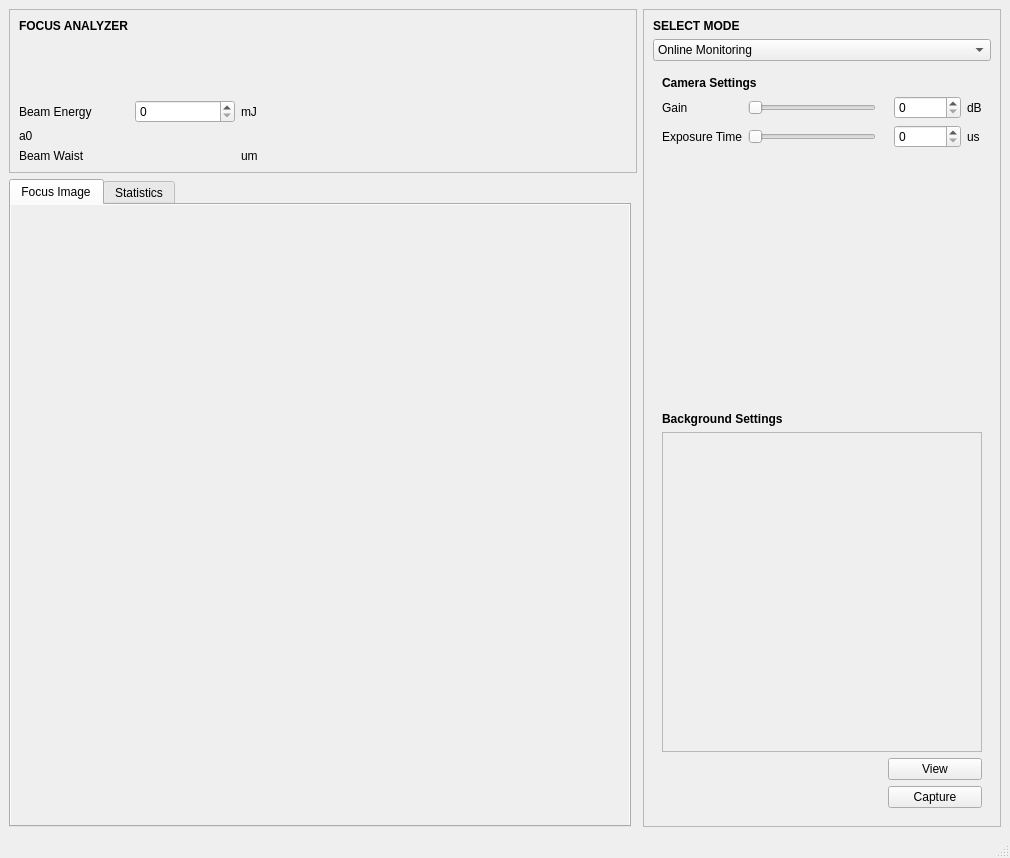
This is FocusDiagnostics/focusdiagnosticsmainwindow.ui in dungducphan/TauExperimentDataAnalyzer as Qt 5 draws it before an edit. The edited form follows.
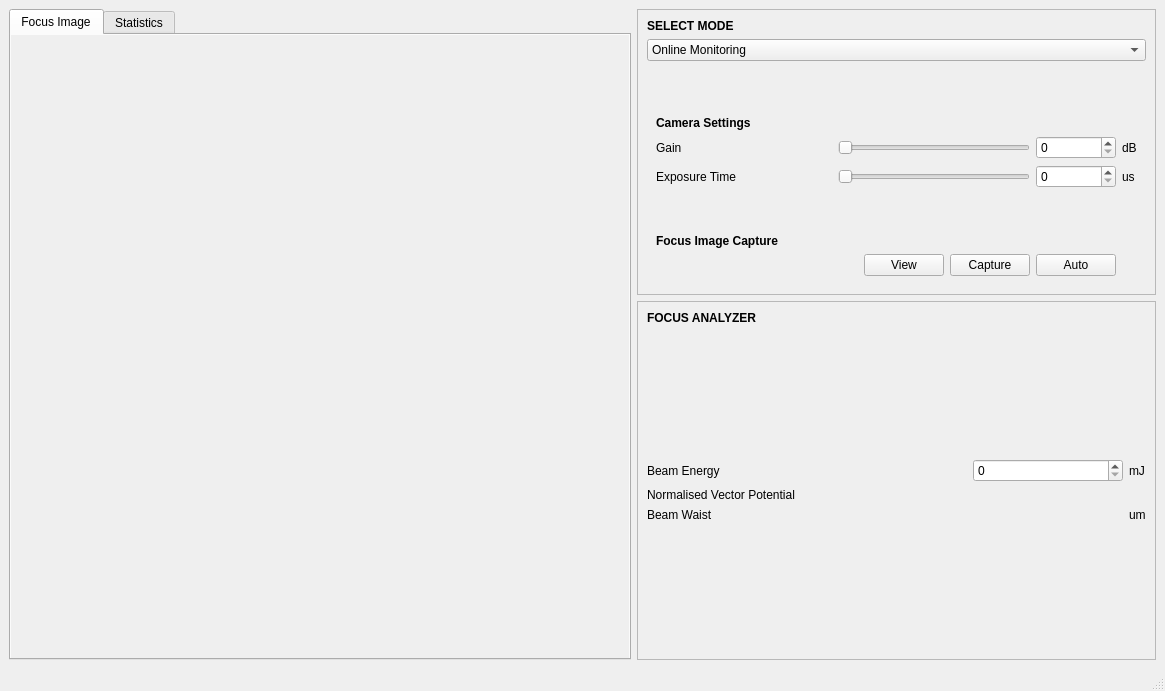
This is the edited form.

Diff of the .ui file:
```diff
--- a/FocusDiagnostics/focusdiagnosticsmainwindow.ui
+++ b/FocusDiagnostics/focusdiagnosticsmainwindow.ui
@@ -6,8 +6,8 @@
    <rect>
     <x>0</x>
     <y>0</y>
-    <width>1010</width>
-    <height>858</height>
+    <width>1165</width>
+    <height>691</height>
    </rect>
   </property>
   <property name="sizePolicy">
@@ -66,82 +66,44 @@
          </property>
         </widget>
        </item>
-       <item row="1" column="2">
-        <widget class="QComboBox" name="combobox_MODE">
-         <property name="minimumSize">
-          <size>
-           <width>200</width>
-           <height>0</height>
-          </size>
-         </property>
-         <item>
-          <property name="text">
-           <string>Online Monitoring</string>
-          </property>
-         </item>
-         <item>
-          <property name="text">
-           <string>Offline Analysis</string>
-          </property>
-         </item>
-        </widget>
-       </item>
-       <item row="3" column="2">
+       <item row="4" column="2">
         <widget class="QStackedWidget" name="stackedWidget">
          <property name="currentIndex">
           <number>0</number>
          </property>
          <widget class="QWidget" name="page_ONLINE_MONITORING">
           <layout class="QGridLayout" name="gridLayout_2">
-           <item row="0" column="0" colspan="6">
-            <widget class="QLabel" name="label">
-             <property name="font">
-              <font>
-               <bold>true</bold>
-              </font>
+           <item row="1" column="0">
+            <widget class="QLabel" name="label_2">
+             <property name="minimumSize">
+              <size>
+               <width>0</width>
+               <height>0</height>
+              </size>
              </property>
              <property name="text">
-              <string>Camera Settings</string>
+              <string>Gain</string>
              </property>
             </widget>
            </item>
-           <item row="5" column="0" colspan="6">
-            <widget class="QFrame" name="frame_LIVE_BKGD_IMAGE">
-             <property name="frameShape">
-              <enum>QFrame::StyledPanel</enum>
+           <item row="7" column="5">
+            <widget class="QPushButton" name="button_FOCUS_IMAGE_AUTO_CAPTURE">
+             <property name="text">
+              <string>Auto</string>
              </property>
-             <property name="frameShadow">
-              <enum>QFrame::Raised</enum>
-             </property>
-             <layout class="QGridLayout" name="gridLayout_4">
-              <item row="0" column="0">
-               <widget class="QWidget" name="widget_LIVE_BKGD_IMAGE" native="true">
-                <property name="minimumSize">
-                 <size>
-                  <width>300</width>
-                  <height>300</height>
-                 </size>
-                </property>
-                <property name="maximumSize">
-                 <size>
-                  <width>400</width>
-                  <height>400</height>
-                 </size>
-                </property>
-               </widget>
-              </item>
-             </layout>
             </widget>
            </item>
-           <item row="4" column="0" colspan="6">
-            <widget class="QLabel" name="label_5">
-             <property name="font">
-              <font>
-               <bold>true</bold>
-              </font>
+           <item row="7" column="4">
+            <widget class="QPushButton" name="button_FOCUS_IMAGE_CAPTURE">
+             <property name="text">
+              <string>Capture</string>
              </property>
+            </widget>
+           </item>
+           <item row="2" column="6">
+            <widget class="QLabel" name="label_4">
              <property name="text">
-              <string>Background Settings</string>
+              <string>us</string>
              </property>
             </widget>
            </item>
@@ -158,159 +120,131 @@
              </property>
             </widget>
            </item>
-           <item row="6" column="3" colspan="3">
-            <widget class="QPushButton" name="button_VIEW_BKGD">
+           <item row="7" column="3">
+            <widget class="QPushButton" name="button_FOCUS_IMAGE_VIEW">
              <property name="text">
               <string>View</string>
              </property>
             </widget>
            </item>
+           <item row="1" column="1">
+            <spacer name="horizontalSpacer">
+             <property name="orientation">
+              <enum>Qt::Horizontal</enum>
+             </property>
+             <property name="sizeHint" stdset="0">
+              <size>
+               <width>40</width>
+               <height>20</height>
+              </size>
+             </property>
+            </spacer>
+           </item>
            <item row="2" column="1">
-            <widget class="QSlider" name="slider_EXPOSURE_TIME">
-             <property name="maximum">
-              <number>10000000</number>
-             </property>
-             <property name="tracking">
-              <bool>false</bool>
-             </property>
+            <spacer name="horizontalSpacer_4">
              <property name="orientation">
               <enum>Qt::Horizontal</enum>
              </property>
-            </widget>
+             <property name="sizeHint" stdset="0">
+              <size>
+               <width>40</width>
+               <height>20</height>
+              </size>
+             </property>
+            </spacer>
            </item>
            <item row="2" column="5">
-            <widget class="QLabel" name="label_4">
-             <property name="text">
-              <string>us</string>
-             </property>
-            </widget>
-           </item>
-           <item row="7" column="3" colspan="3">
-            <widget class="QPushButton" name="pushButton_CAPTURE_BKGD">
-             <property name="text">
-              <string>Capture</string>
-             </property>
-            </widget>
-           </item>
-           <item row="1" column="1">
-            <widget class="QSlider" name="slider_GAIN">
+            <widget class="QSpinBox" name="spinbox_EXPOSURE_TIME">
              <property name="maximum">
-              <number>100</number>
-             </property>
-             <property name="singleStep">
-              <number>1</number>
-             </property>
-             <property name="tracking">
-              <bool>false</bool>
-             </property>
-             <property name="orientation">
-              <enum>Qt::Horizontal</enum>
+              <number>10000000</number>
              </property>
             </widget>
            </item>
-           <item row="3" column="0">
-            <spacer name="verticalSpacer_2">
-             <property name="orientation">
-              <enum>Qt::Vertical</enum>
-             </property>
-             <property name="sizeHint" stdset="0">
-              <size>
-               <width>20</width>
-               <height>40</height>
-              </size>
-             </property>
-            </spacer>
-           </item>
-           <item row="1" column="0">
-            <widget class="QLabel" name="label_2">
-             <property name="minimumSize">
-              <size>
-               <width>0</width>
-               <height>0</height>
-              </size>
+           <item row="6" column="0">
+            <widget class="QLabel" name="label_18">
+             <property name="font">
+              <font>
+               <bold>true</bold>
+              </font>
              </property>
              <property name="text">
-              <string>Gain</string>
+              <string>Focus Image Capture</string>
              </property>
             </widget>
            </item>
-           <item row="1" column="5">
+           <item row="1" column="6">
             <widget class="QLabel" name="label_6">
              <property name="text">
               <string>dB</string>
              </property>
             </widget>
            </item>
-           <item row="1" column="4">
+           <item row="1" column="5">
             <widget class="QSpinBox" name="spinbox_GAIN">
              <property name="maximum">
               <number>100</number>
              </property>
             </widget>
            </item>
-           <item row="2" column="4">
-            <widget class="QSpinBox" name="spinbox_EXPOSURE_TIME">
+           <item row="0" column="0" colspan="7">
+            <widget class="QLabel" name="label">
+             <property name="font">
+              <font>
+               <bold>true</bold>
+              </font>
+             </property>
+             <property name="text">
+              <string>Camera Settings</string>
+             </property>
+            </widget>
+           </item>
+           <item row="3" column="2">
+            <spacer name="verticalSpacer_5">
+             <property name="orientation">
+              <enum>Qt::Vertical</enum>
+             </property>
+             <property name="sizeHint" stdset="0">
+              <size>
+               <width>20</width>
+               <height>40</height>
+              </size>
+             </property>
+            </spacer>
+           </item>
+           <item row="1" column="2" colspan="3">
+            <widget class="QSlider" name="slider_GAIN">
+             <property name="maximum">
+              <number>100</number>
+             </property>
+             <property name="singleStep">
+              <number>1</number>
+             </property>
+             <property name="tracking">
+              <bool>false</bool>
+             </property>
+             <property name="orientation">
+              <enum>Qt::Horizontal</enum>
+             </property>
+            </widget>
+           </item>
+           <item row="2" column="2" colspan="3">
+            <widget class="QSlider" name="slider_EXPOSURE_TIME">
              <property name="maximum">
               <number>10000000</number>
              </property>
+             <property name="tracking">
+              <bool>false</bool>
+             </property>
+             <property name="orientation">
+              <enum>Qt::Horizontal</enum>
+             </property>
             </widget>
            </item>
           </layout>
          </widget>
          <widget class="QWidget" name="page_OFFLINE_ANALYSIS">
           <layout class="QGridLayout" name="gridLayout_7">
-           <item row="6" column="2">
-            <widget class="QPushButton" name="pushButton_4">
-             <property name="minimumSize">
-              <size>
-               <width>110</width>
-               <height>0</height>
-              </size>
-             </property>
-             <property name="maximumSize">
-              <size>
-               <width>110</width>
-               <height>16777215</height>
-              </size>
-             </property>
-             <property name="text">
-              <string>Select File</string>
-             </property>
-            </widget>
-           </item>
            <item row="1" column="0">
-            <widget class="QLabel" name="label_12">
-             <property name="text">
-              <string>Focus Image File</string>
-             </property>
-            </widget>
-           </item>
-           <item row="6" column="0" colspan="2">
-            <spacer name="horizontalSpacer">
-             <property name="orientation">
-              <enum>Qt::Horizontal</enum>
-             </property>
-             <property name="sizeHint" stdset="0">
-              <size>
-               <width>40</width>
-               <height>20</height>
-              </size>
-             </property>
-            </spacer>
-           </item>
-           <item row="4" column="0">
-            <widget class="QLabel" name="label_11">
-             <property name="font">
-              <font>
-               <bold>true</bold>
-              </font>
-             </property>
-             <property name="text">
-              <string>Background Settings</string>
-             </property>
-            </widget>
-           </item>
-           <item row="0" column="0">
             <widget class="QLabel" name="label_7">
              <property name="font">
               <font>
@@ -322,75 +256,214 @@
              </property>
             </widget>
            </item>
-           <item row="2" column="2">
+           <item row="2" column="0">
+            <widget class="QLabel" name="label_12">
+             <property name="text">
+              <string>Focus Image File</string>
+             </property>
+            </widget>
+           </item>
+           <item row="3" column="2">
             <widget class="QToolButton" name="button_FOCUS_IMAGE_FILE_SELECT">
              <property name="text">
               <string>...</string>
              </property>
             </widget>
            </item>
-           <item row="5" column="0" colspan="3">
-            <widget class="QFrame" name="frame_FROMFILE_BKGD_IMAGE">
-             <property name="frameShape">
-              <enum>QFrame::StyledPanel</enum>
-             </property>
-             <property name="frameShadow">
-              <enum>QFrame::Raised</enum>
-             </property>
-             <layout class="QGridLayout" name="gridLayout_8">
-              <item row="0" column="0">
-               <widget class="QWidget" name="widget_FROMFILE_BKGD_IMAGE" native="true">
-                <property name="minimumSize">
-                 <size>
-                  <width>290</width>
-                  <height>290</height>
-                 </size>
-                </property>
-                <property name="maximumSize">
-                 <size>
-                  <width>400</width>
-                  <height>400</height>
-                 </size>
-                </property>
-               </widget>
-              </item>
-             </layout>
-            </widget>
-           </item>
-           <item row="3" column="0">
-            <spacer name="verticalSpacer_3">
-             <property name="orientation">
-              <enum>Qt::Vertical</enum>
-             </property>
-             <property name="sizeHint" stdset="0">
-              <size>
-               <width>20</width>
-               <height>40</height>
-              </size>
-             </property>
-            </spacer>
-           </item>
-           <item row="2" column="0" colspan="2">
+           <item row="3" column="0" colspan="2">
             <widget class="QLineEdit" name="lineedit_FOCUS_IMAGE_FILENAME"/>
            </item>
-           <item row="7" column="0" colspan="3">
-            <widget class="QWidget" name="widget_DUMMY_FILLER" native="true">
-             <property name="minimumSize">
+           <item row="0" column="0">
+            <spacer name="verticalSpacer_2">
+             <property name="orientation">
+              <enum>Qt::Vertical</enum>
+             </property>
+             <property name="sizeHint" stdset="0">
               <size>
-               <width>122</width>
-               <height>25</height>
+               <width>20</width>
+               <height>40</height>
               </size>
              </property>
-            </widget>
+            </spacer>
            </item>
           </layout>
          </widget>
         </widget>
        </item>
+       <item row="2" column="2">
+        <spacer name="verticalSpacer_4">
+         <property name="orientation">
+          <enum>Qt::Vertical</enum>
+         </property>
+         <property name="sizeHint" stdset="0">
+          <size>
+           <width>20</width>
+           <height>40</height>
+          </size>
+         </property>
+        </spacer>
+       </item>
+       <item row="1" column="2">
+        <widget class="QComboBox" name="combobox_MODE">
+         <property name="minimumSize">
+          <size>
+           <width>100</width>
+           <height>0</height>
+          </size>
+         </property>
+         <item>
+          <property name="text">
+           <string>Online Monitoring</string>
+          </property>
+         </item>
+         <item>
+          <property name="text">
+           <string>Offline Analysis</string>
+          </property>
+         </item>
+        </widget>
+       </item>
       </layout>
      </widget>
     </item>
-    <item row="1" column="0">
+    <item row="2" column="3">
+     <widget class="QFrame" name="frame_2">
+      <property name="frameShape">
+       <enum>QFrame::StyledPanel</enum>
+      </property>
+      <property name="frameShadow">
+       <enum>QFrame::Raised</enum>
+      </property>
+      <layout class="QGridLayout" name="gridLayout_6">
+       <item row="4" column="0">
+        <widget class="QLabel" name="label_9">
+         <property name="text">
+          <string>Beam Waist</string>
+         </property>
+        </widget>
+       </item>
+       <item row="3" column="2">
+        <widget class="QLabel" name="label_15">
+         <property name="minimumSize">
+          <size>
+           <width>100</width>
+           <height>0</height>
+          </size>
+         </property>
+         <property name="text">
+          <string/>
+         </property>
+         <property name="alignment">
+          <set>Qt::AlignLeading|Qt::AlignLeft|Qt::AlignVCenter</set>
+         </property>
+        </widget>
+       </item>
+       <item row="2" column="3">
+        <widget class="QLabel" name="label_13">
+         <property name="text">
+          <string>mJ</string>
+         </property>
+        </widget>
+       </item>
+       <item row="5" column="0">
+        <spacer name="verticalSpacer_3">
+         <property name="orientation">
+          <enum>Qt::Vertical</enum>
+         </property>
+         <property name="sizeHint" stdset="0">
+          <size>
+           <width>20</width>
+           <height>40</height>
+          </size>
+         </property>
+        </spacer>
+       </item>
+       <item row="4" column="2">
+        <widget class="QLabel" name="label_16">
+         <property name="text">
+          <string/>
+         </property>
+         <property name="alignment">
+          <set>Qt::AlignLeading|Qt::AlignLeft|Qt::AlignVCenter</set>
+         </property>
+        </widget>
+       </item>
+       <item row="2" column="2">
+        <widget class="QSpinBox" name="spinbox_BEAM_ENERGY">
+         <property name="minimumSize">
+          <size>
+           <width>150</width>
+           <height>0</height>
+          </size>
+         </property>
+         <property name="maximum">
+          <number>20000</number>
+         </property>
+        </widget>
+       </item>
+       <item row="1" column="0">
+        <spacer name="verticalSpacer">
+         <property name="orientation">
+          <enum>Qt::Vertical</enum>
+         </property>
+         <property name="sizeHint" stdset="0">
+          <size>
+           <width>20</width>
+           <height>40</height>
+          </size>
+         </property>
+        </spacer>
+       </item>
+       <item row="2" column="0">
+        <widget class="QLabel" name="label_14">
+         <property name="text">
+          <string>Beam Energy</string>
+         </property>
+        </widget>
+       </item>
+       <item row="3" column="0">
+        <widget class="QLabel" name="label_8">
+         <property name="text">
+          <string>Normalised Vector Potential</string>
+         </property>
+        </widget>
+       </item>
+       <item row="0" column="0">
+        <widget class="QLabel" name="Label_MODE_2">
+         <property name="font">
+          <font>
+           <bold>true</bold>
+          </font>
+         </property>
+         <property name="text">
+          <string>FOCUS ANALYZER</string>
+         </property>
+        </widget>
+       </item>
+       <item row="4" column="3">
+        <widget class="QLabel" name="label_10">
+         <property name="text">
+          <string>um</string>
+         </property>
+        </widget>
+       </item>
+       <item row="2" column="1">
+        <spacer name="horizontalSpacer_3">
+         <property name="orientation">
+          <enum>Qt::Horizontal</enum>
+         </property>
+         <property name="sizeHint" stdset="0">
+          <size>
+           <width>40</width>
+           <height>20</height>
+          </size>
+         </property>
+        </spacer>
+       </item>
+      </layout>
+     </widget>
+    </item>
+    <item row="0" column="0" rowspan="3">
      <widget class="QTabWidget" name="tabWidget">
       <property name="autoFillBackground">
        <bool>false</bool>
@@ -460,124 +533,6 @@
       </widget>
      </widget>
     </item>
-    <item row="0" column="0" colspan="2">
-     <widget class="QFrame" name="frame_2">
-      <property name="frameShape">
-       <enum>QFrame::StyledPanel</enum>
-      </property>
-      <property name="frameShadow">
-       <enum>QFrame::Raised</enum>
-      </property>
-      <layout class="QGridLayout" name="gridLayout_6">
-       <item row="1" column="0">
-        <spacer name="verticalSpacer">
-         <property name="orientation">
-          <enum>Qt::Vertical</enum>
-         </property>
-         <property name="sizeHint" stdset="0">
-          <size>
-           <width>20</width>
-           <height>40</height>
-          </size>
-         </property>
-        </spacer>
-       </item>
-       <item row="3" column="0">
-        <widget class="QLabel" name="label_8">
-         <property name="text">
-          <string>a0</string>
-         </property>
-        </widget>
-       </item>
-       <item row="2" column="2">
-        <widget class="QLabel" name="label_13">
-         <property name="text">
-          <string>mJ</string>
-         </property>
-        </widget>
-       </item>
-       <item row="2" column="0">
-        <widget class="QLabel" name="label_14">
-         <property name="text">
-          <string>Beam Energy</string>
-         </property>
-        </widget>
-       </item>
-       <item row="0" column="0">
-        <widget class="QLabel" name="Label_MODE_2">
-         <property name="font">
-          <font>
-           <bold>true</bold>
-          </font>
-         </property>
-         <property name="text">
-          <string>FOCUS ANALYZER</string>
-         </property>
-        </widget>
-       </item>
-       <item row="4" column="1">
-        <widget class="QLabel" name="label_16">
-         <property name="text">
-          <string/>
-         </property>
-         <property name="alignment">
-          <set>Qt::AlignRight|Qt::AlignTrailing|Qt::AlignVCenter</set>
-         </property>
-        </widget>
-       </item>
-       <item row="4" column="2">
-        <widget class="QLabel" name="label_10">
-         <property name="text">
-          <string>um</string>
-         </property>
-        </widget>
-       </item>
-       <item row="2" column="1">
-        <widget class="QSpinBox" name="spinbox_BEAM_ENERGY">
-         <property name="maximum">
-          <number>20000</number>
-         </property>
-        </widget>
-       </item>
-       <item row="2" column="3">
-        <spacer name="horizontalSpacer_3">
-         <property name="orientation">
-          <enum>Qt::Horizontal</enum>
-         </property>
-         <property name="sizeHint" stdset="0">
-          <size>
-           <width>40</width>
-           <height>20</height>
-          </size>
-         </property>
-        </spacer>
-       </item>
-       <item row="3" column="1">
-        <widget class="QLabel" name="label_15">
-         <property name="minimumSize">
-          <size>
-           <width>100</width>
-           <height>0</height>
-          </size>
-         </property>
-         <property name="text">
-          <string/>
-         </property>
-         <property name="alignment">
-          <set>Qt::AlignRight|Qt::AlignTrailing|Qt::AlignVCenter</set>
-         </property>
-        </widget>
-       </item>
-       <item row="4" column="0">
-        <widget class="QLabel" name="label_9">
-         <property name="text">
-          <string>Beam Waist</string>
-         </property>
-        </widget>
-       </item>
-      </layout>
-     </widget>
-    </item>
    </layout>
   </widget>
   <widget class="QStatusBar" name="statusbar"/>
```
